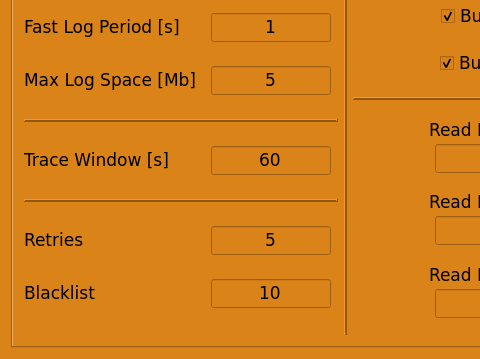
MECTsrl/mect_plugins, file setup/SystemConf/mainwindow.ui: the form before one commit; both pictures show x 0 to 480 and y 303 to 662 of the 777 by 662 pixel window.
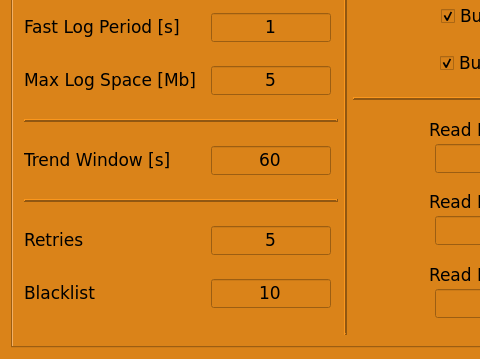
The form after the commit. The open tabs and pages were chosen to show the change. Icons and pictures are not drawn.

Commit message: rename option to Trend Window

Patch:
```diff
--- a/setup/SystemConf/mainwindow.ui
+++ b/setup/SystemConf/mainwindow.ui
@@ -552,7 +552,7 @@
              <enum>Qt::StrongFocus</enum>
             </property>
             <property name="text">
-             <string>Trace Window [s]</string>
+             <string>Trend Window [s]</string>
             </property>
            </widget>
           </item>
```
The commit also changes 1 other file.
